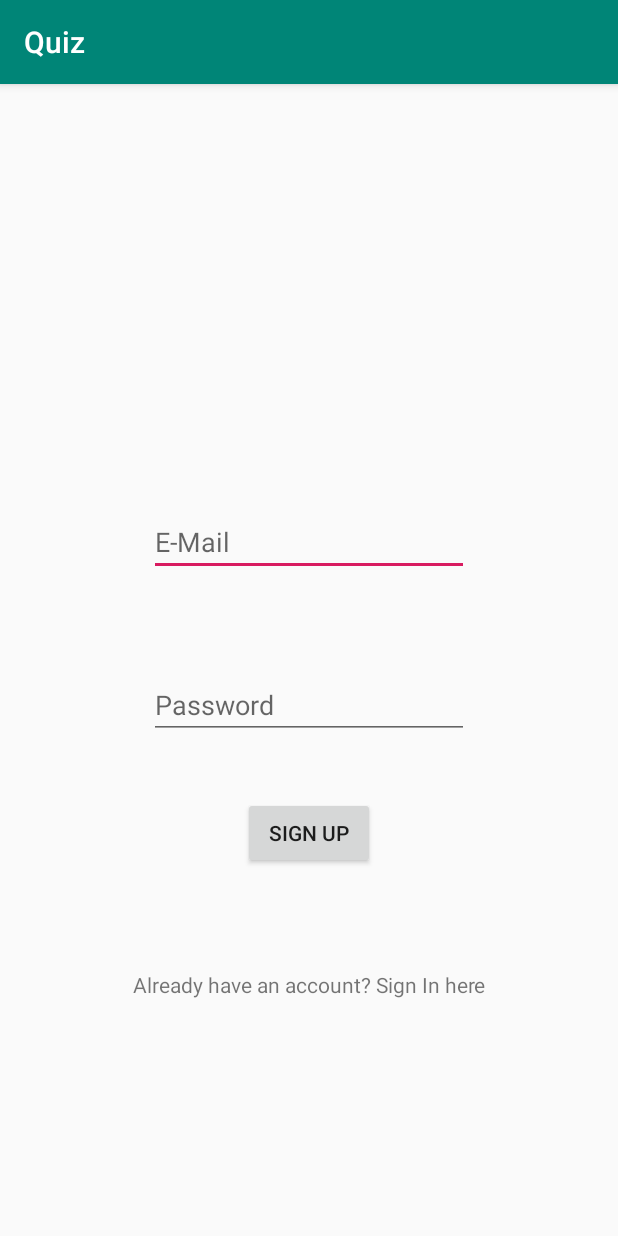
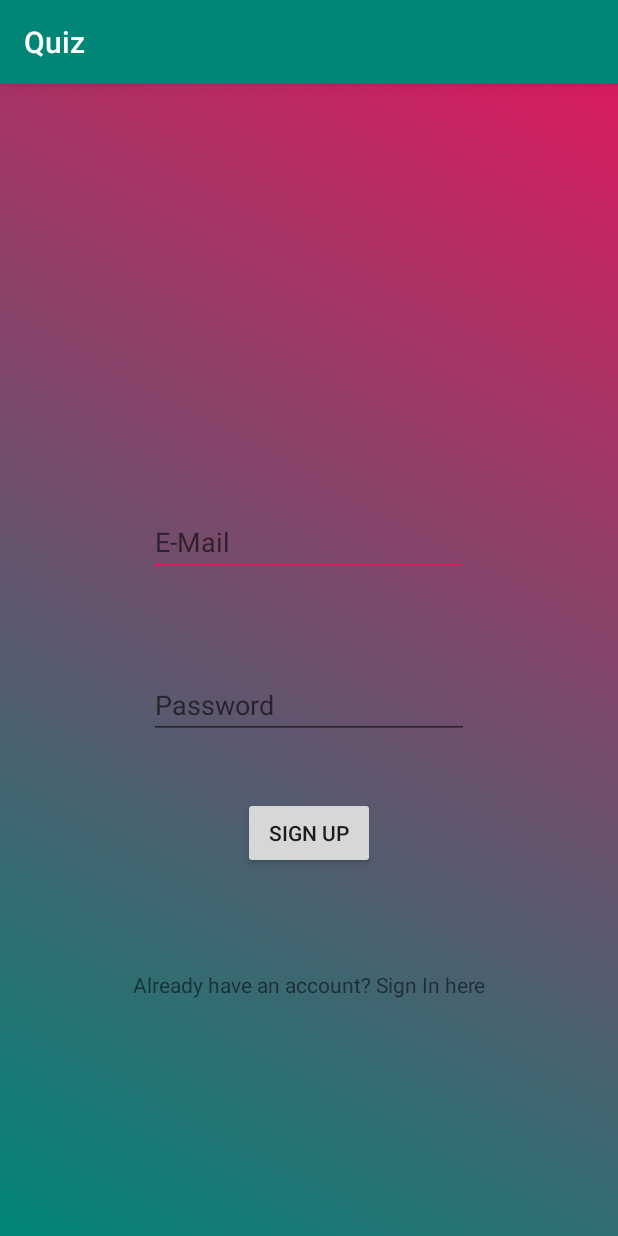
Before and after one commit to 18Nishant2000/Basic-Quiz-App, an Android app: the screen it shows after launch (SignUp), after a tap on "Not registered? Sign Up here", on a phone screen of 412 x 824 dp. Run offline under Robolectric (Android 15) with nearby library versions, the phone set to English and light mode, and no system bars; our stand-ins replace Firebase (no records; nobody signed in at launch, a user with empty details on screens opened directly); 1 other tap on this screen came first.

Commit message:
Background colors added and hide functionality is also added.

```diff
--- a/app/src/main/java/com/example/quiz/MainActivity.java
+++ b/app/src/main/java/com/example/quiz/MainActivity.java
@@ -1,6 +1,7 @@
 package com.example.quiz;
 
 import android.content.Intent;
+import android.graphics.drawable.AnimationDrawable;
 import android.os.Bundle;
 import android.view.View;
 import android.widget.Button;
@@ -10,6 +11,7 @@ import android.widget.Toast;
 
 import androidx.annotation.NonNull;
 import androidx.appcompat.app.AppCompatActivity;
+import androidx.constraintlayout.widget.ConstraintLayout;
 
 import com.google.android.gms.tasks.OnCompleteListener;
 import com.google.android.gms.tasks.Task;
@@ -23,6 +25,9 @@ public class MainActivity extends AppCompatActivity {
     Button signin;
     TextView signup;
 
+    ConstraintLayout back;
+    AnimationDrawable am;
+
     private FirebaseAuth mAuth;
 
     @Override
@@ -34,6 +39,13 @@ public class MainActivity extends AppCompatActivity {
         password=findViewById(R.id.password);
         signin=(Button) findViewById(R.id.in_sign);
         signup=(TextView) findViewById(R.id.up_sign);
+
+        back=findViewById(R.id.back);
+
+        am=(AnimationDrawable) back.getBackground();
+        am.setEnterFadeDuration(3000);
+        am.setExitFadeDuration(1000);
+        am.start();
 
         mAuth=FirebaseAuth.getInstance();
 
--- a/app/src/main/java/com/example/quiz/SignUp.java
+++ b/app/src/main/java/com/example/quiz/SignUp.java
@@ -2,8 +2,10 @@ package com.example.quiz;
 
 import androidx.annotation.NonNull;
 import androidx.appcompat.app.AppCompatActivity;
+import androidx.constraintlayout.widget.ConstraintLayout;
 
 import android.content.Intent;
+import android.graphics.drawable.AnimationDrawable;
 import android.os.Bundle;
 import android.view.View;
 import android.widget.Button;
@@ -22,6 +24,8 @@ public class SignUp extends AppCompatActivity {
     EditText email,password;
     Button signup;
     TextView signin;
+    ConstraintLayout back;
+    AnimationDrawable am;
 
     private FirebaseAuth mAuth;
 
@@ -34,6 +38,13 @@ public class SignUp extends AppCompatActivity {
         password=findViewById(R.id.password);
         signup=findViewById(R.id.signup);
         signin=findViewById(R.id.signin);
+
+
+        back=findViewById(R.id.back);
+        am=(AnimationDrawable) back.getBackground();
+        am.setEnterFadeDuration(3000);
+        am.setExitFadeDuration(1000);
+        am.start();
 
         mAuth=FirebaseAuth.getInstance();
 
--- /dev/null
+++ b/app/src/main/res/drawable/animation1.xml
@@ -0,0 +1,7 @@
+<?xml version="1.0" encoding="utf-8"?>
+<shape xmlns:android="http://schemas.android.com/apk/res/android">
+<gradient android:startColor="@color/colorAccent"
+    android:endColor="@color/colorPrimary"
+    android:angle="225"/>
+
+</shape>
--- /dev/null
+++ b/app/src/main/res/drawable/animation2.xml
@@ -0,0 +1,8 @@
+<?xml version="1.0" encoding="utf-8"?>
+<shape xmlns:android="http://schemas.android.com/apk/res/android">
+<gradient
+    android:startColor="@color/orange"
+    android:endColor="@color/yellow"
+    android:angle="225"
+    />
+</shape>
--- /dev/null
+++ b/app/src/main/res/drawable/animation3.xml
@@ -0,0 +1,8 @@
+<?xml version="1.0" encoding="utf-8"?>
+<shape xmlns:android="http://schemas.android.com/apk/res/android">
+<gradient
+    android:startColor="@color/violet"
+    android:endColor="@color/pb"
+    android:angle="225"
+    />
+</shape>
--- /dev/null
+++ b/app/src/main/res/drawable/mixer.xml
@@ -0,0 +1,15 @@
+<?xml version="1.0" encoding="utf-8"?>
+<animation-list xmlns:android="http://schemas.android.com/apk/res/android">
+<item
+    android:drawable="@drawable/animation1"
+    android:duration="5000"
+    />
+    <item
+        android:drawable="@drawable/animation2"
+        android:duration="5000"
+        />
+    <item
+        android:drawable="@drawable/animation3"
+        android:duration="5000"
+        />
+</animation-list>
--- a/app/src/main/res/layout/activity_first.xml
+++ b/app/src/main/res/layout/activity_first.xml
@@ -2,8 +2,10 @@
 <androidx.constraintlayout.widget.ConstraintLayout xmlns:android="http://schemas.android.com/apk/res/android"
     xmlns:app="http://schemas.android.com/apk/res-auto"
     xmlns:tools="http://schemas.android.com/tools"
+    android:id="@+id/back"
     android:layout_width="match_parent"
     android:layout_height="match_parent"
+    android:background="@drawable/mixer"
     tools:context=".firstActivity">
 
     <TextView
@@ -95,8 +97,8 @@
         android:layout_marginTop="51dp"
         android:layout_marginEnd="164dp"
         android:layout_marginBottom="42dp"
+        android:gravity="center"
         android:hint="Score: 0"
-        android:gravity="center"
         app:layout_constraintBottom_toTopOf="@+id/c1"
         app:layout_constraintEnd_toEndOf="parent"
         app:layout_constraintStart_toStartOf="parent"
--- a/app/src/main/res/layout/activity_main.xml
+++ b/app/src/main/res/layout/activity_main.xml
@@ -2,8 +2,10 @@
 <androidx.constraintlayout.widget.ConstraintLayout xmlns:android="http://schemas.android.com/apk/res/android"
     xmlns:app="http://schemas.android.com/apk/res-auto"
     xmlns:tools="http://schemas.android.com/tools"
+    android:id="@+id/back"
     android:layout_width="match_parent"
     android:layout_height="match_parent"
+    android:background="@drawable/mixer"
     tools:context=".SignUp">
 
 
--- a/app/src/main/res/layout/activity_sign_up.xml
+++ b/app/src/main/res/layout/activity_sign_up.xml
@@ -2,9 +2,11 @@
 <androidx.constraintlayout.widget.ConstraintLayout xmlns:android="http://schemas.android.com/apk/res/android"
     xmlns:app="http://schemas.android.com/apk/res-auto"
     xmlns:tools="http://schemas.android.com/tools"
+    android:id="@+id/back"
     android:layout_width="match_parent"
     android:layout_height="match_parent"
-    tools:context=".SignUp">
+    tools:context=".SignUp"
+    android:background="@drawable/mixer">
 
     <EditText
         android:id="@+id/email"
--- a/app/src/main/res/values/colors.xml
+++ b/app/src/main/res/values/colors.xml
@@ -3,4 +3,8 @@
     <color name="colorPrimary">#008577</color>
     <color name="colorPrimaryDark">#00574B</color>
     <color name="colorAccent">#D81B60</color>
+    <color name="orange">#F39C12</color>
+    <color name="yellow">#FFFF00</color>
+    <color name="violet">#6833FF </color>
+    <color name="pb">#8F6E8B </color>
 </resources>
```
Also changed, not shown: app/src/main/java/com/example/quiz/firstActivity.java (+17 -18 lines).
